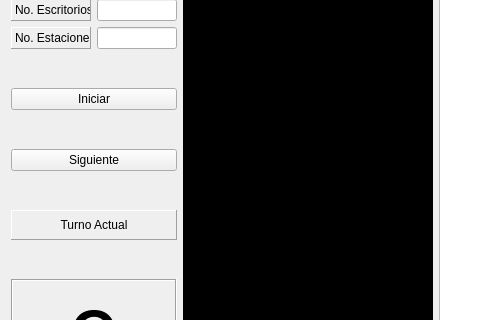
Old version of the form Practica1EDD/mainwindow.ui in the repository jocaqes/EDD_201212921; both pictures show x 0 to 480 and y 85 to 405 of the 1050 by 527 pixel window.
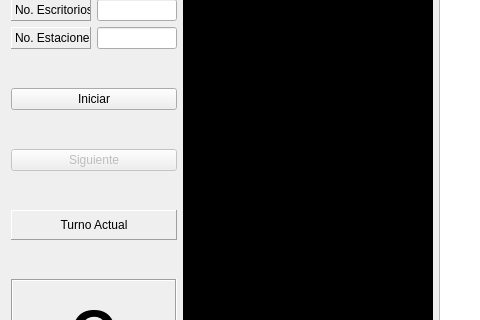
New version of the form.

Diff of the .ui file:
```diff
--- a/Practica1EDD/mainwindow.ui
+++ b/Practica1EDD/mainwindow.ui
@@ -287,6 +287,9 @@
       </item>
       <item row="7" column="0" colspan="2">
        <widget class="QPushButton" name="boton_siguiente">
+        <property name="enabled">
+         <bool>false</bool>
+        </property>
         <property name="text">
          <string>Siguiente</string>
         </property>
```
Left out of the diff: 4 changed lines with no effect on the pictures.
